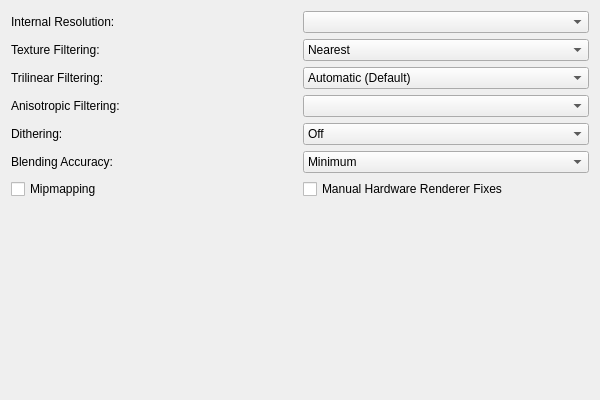
Qt form pcsx2-qt/Settings/GraphicsHardwareRenderingSettingsTab.ui (PCSX2/pcsx2) before a commit.
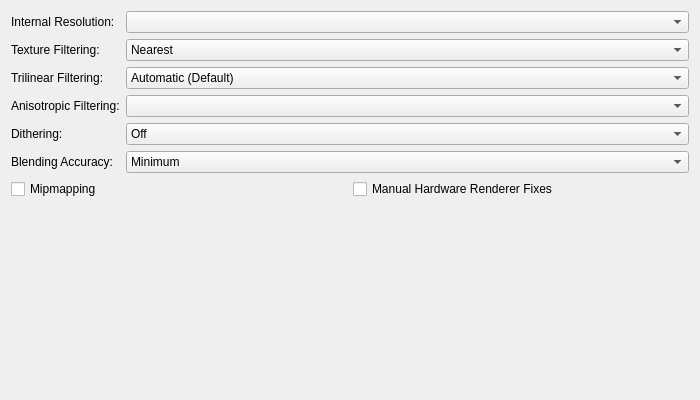
The same form after that commit.

Commit message: Qt: Fix various settings window layout issues

Patch:
```diff
--- a/pcsx2-qt/Settings/GraphicsHardwareRenderingSettingsTab.ui
+++ b/pcsx2-qt/Settings/GraphicsHardwareRenderingSettingsTab.ui
@@ -6,14 +6,14 @@
    <rect>
     <x>0</x>
     <y>0</y>
-    <width>600</width>
+    <width>700</width>
     <height>400</height>
    </rect>
   </property>
   <property name="windowTitle">
    <string/>
   </property>
-  <layout class="QGridLayout" name="gridLayout">
+  <layout class="QGridLayout" name="gridLayout" columnstretch="0,1">
    <item row="1" column="0">
     <widget class="QLabel" name="textureFilteringLabel">
      <property name="text">
@@ -194,7 +194,7 @@
      <property name="sizeHint" stdset="0">
       <size>
        <width>20</width>
-       <height>40</height>
+       <height>0</height>
       </size>
      </property>
     </spacer>
```
The commit also changes 31 other files.
